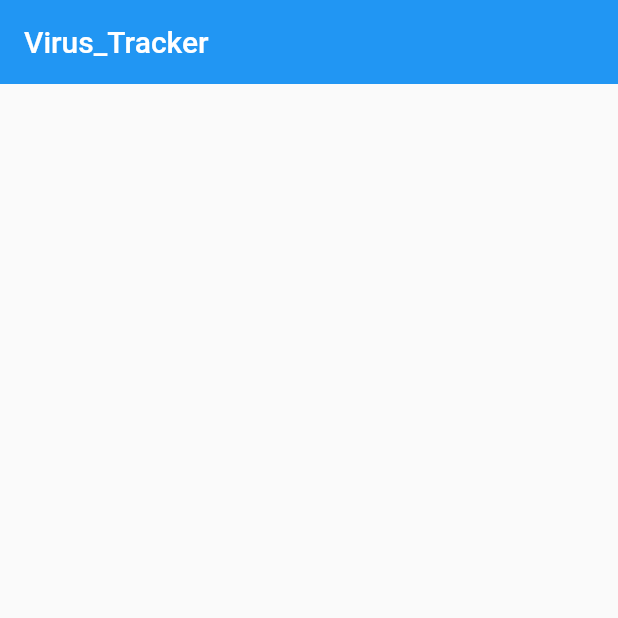
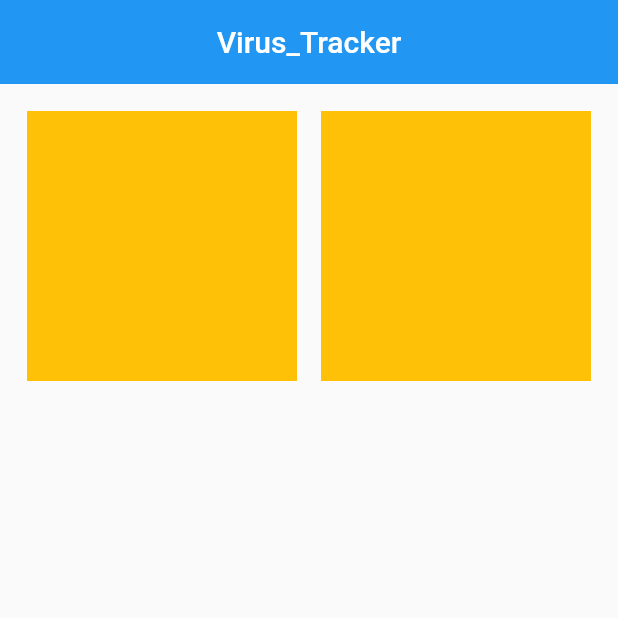
Before and after one commit to HEYKASHIF/virus_tracker, a Flutter app: the screen it shows after launch, on a phone screen of 412 x 824 dp, the top half of it. Run offline on Flutter 3.47's test engine with Material 2 defaults, Android fonts, the phone set to English and light mode, and no system bars.

Commit message:
29-april commit6

```diff
--- a/lib/HomePage.dart
+++ b/lib/HomePage.dart
@@ -1,5 +1,6 @@
 import 'package:flutter/material.dart';
 import 'package:virus_tracker/widgets/AppBar.dart';
+import 'package:virus_tracker/widgets/MyCard.dart';
 
 class HomePage extends StatefulWidget {
   const HomePage({super.key});
@@ -13,6 +14,25 @@ class _HomePageState extends State<HomePage> {
   Widget build(BuildContext context) {
     return Scaffold(
       appBar: appBar(),
+      body: Padding(
+        padding: const EdgeInsets.all(10.0),
+        child: Row(
+          children: [
+            Expanded(
+              child: MyCard(
+                  data: 'data',
+                  textcolor: Colors.black,
+                  belowdata: 'belowdata'),
+            ),
+            Expanded(
+              child: MyCard(
+                  data: 'data2',
+                  textcolor: Colors.black,
+                  belowdata: 'belowdata2'),
+            ),
+          ],
+        ),
+      ),
     );
   }
 }
--- a/lib/widgets/AppBar.dart
+++ b/lib/widgets/AppBar.dart
@@ -2,6 +2,7 @@ import 'package:flutter/material.dart';
 
 AppBar appBar() {
   return AppBar(
+    centerTitle: true,
     elevation: 0,
     title: Text(
       'Virus_Tracker',
--- /dev/null
+++ b/lib/widgets/MyCard.dart
@@ -0,0 +1,24 @@
+import 'package:flutter/material.dart';
+
+class MyCard extends StatelessWidget {
+  final String data;
+  final Color textcolor;
+  final String belowdata;
+  const MyCard(
+      {super.key,
+      required this.data,
+      required this.textcolor,
+      required this.belowdata});
+
+  @override
+  Widget build(BuildContext context) {
+    return Padding(
+      padding: const EdgeInsets.all(8.0),
+      child: Container(
+        height: 180,
+        width: 180,
+        color: Colors.amber,
+      ),
+    );
+  }
+}
```
